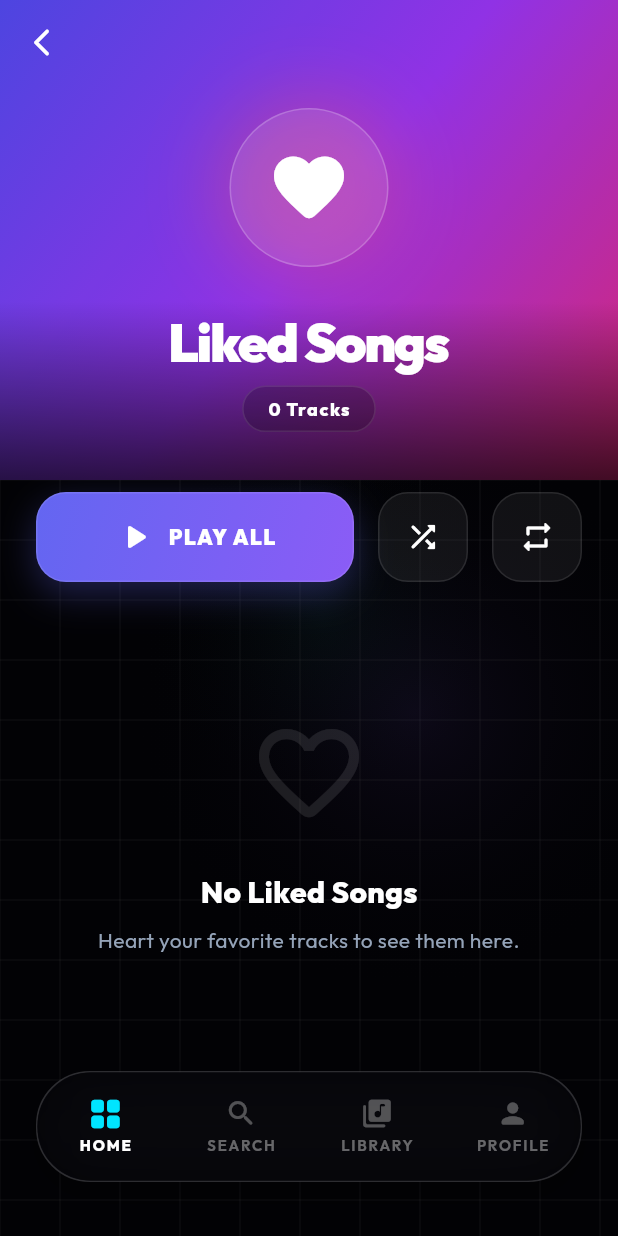
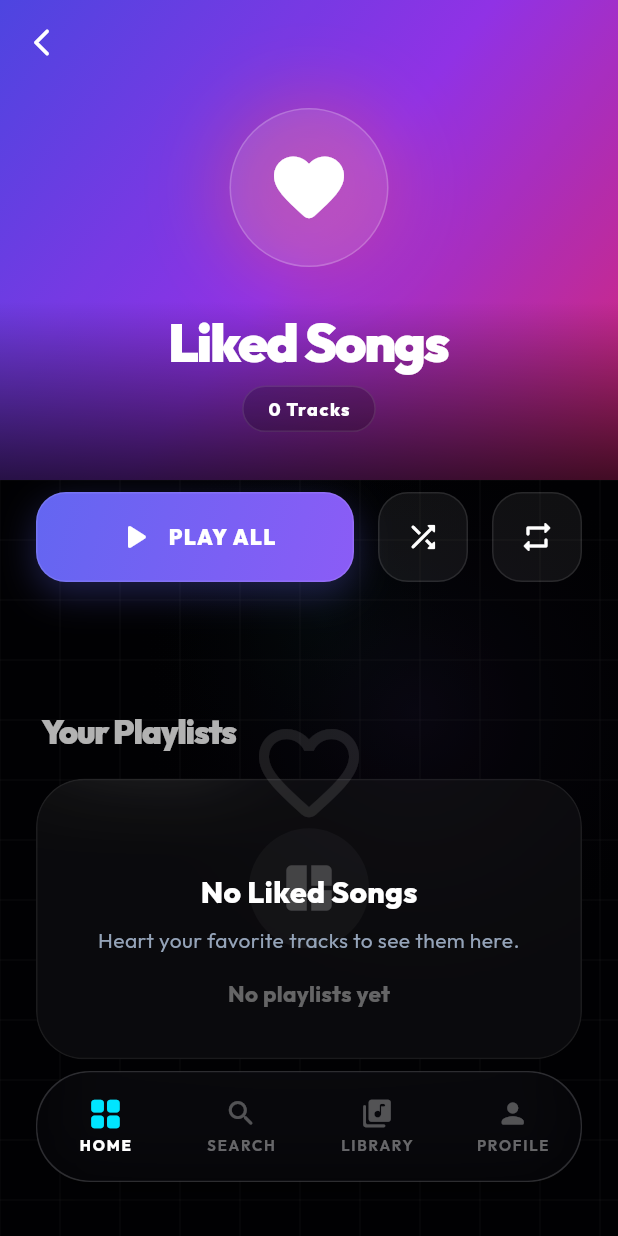
Before and after one commit to VirzaPixel/Alfal-Streaming-Music-Application, a Flutter app: the MainShell screen opened directly, after a tap on "Liked Songs", on a phone screen of 412 x 824 dp. Run offline on Flutter 3.47's test engine with Material 3 defaults, Android fonts, the phone set to English and light mode, and no system bars; drawn by our look-alikes of flutter_animate; our stand-ins replace cached_network_image, flutter_dotenv, flutter_riverpod, google_fonts, image_picker, just_audio and 4 more; missing offline and left inert: cloudinary_public; accounts and stored records are empty.

Commit message:
version 1.0.6

```diff
--- a/frontend/lib/screens/home/home_screen.dart
+++ b/frontend/lib/screens/home/home_screen.dart
@@ -136,14 +136,30 @@ class _HomeScreenState extends ConsumerState<HomeScreen> {
                 label: 'Liked Songs',
                 icon: Icons.favorite_rounded,
                 color: Colors.redAccent,
-                onTap: () => Navigator.push(context, MaterialPageRoute(builder: (_) => const LikedSongsScreen())),
+                onTap: () => Navigator.push(
+                  context,
+                  PageRouteBuilder(
+                    opaque: false,
+                    barrierColor: Colors.black.withOpacity(0.3),
+                    pageBuilder: (_, __, ___) => const LikedSongsScreen(),
+                    transitionsBuilder: (_, animation, __, child) => FadeTransition(opacity: animation, child: child),
+                  ),
+                ),
               ),
               // Get first 3 playlists
               ...playlistsAsync.maybeWhen(
                 data: (list) => list.take(3).map((p) => _QuickAccessTile(
                       label: p.name,
                       image: p.coverUrl,
-                      onTap: () => Navigator.push(context, MaterialPageRoute(builder: (_) => PlaylistDetailScreen(playlistId: p.id))),
+                      onTap: () => Navigator.push(
+                        context,
+                        PageRouteBuilder(
+                          opaque: false,
+                          barrierColor: Colors.black.withOpacity(0.3),
+                          pageBuilder: (_, __, ___) => PlaylistDetailScreen(playlistId: p.id),
+                          transitionsBuilder: (_, animation, __, child) => FadeTransition(opacity: animation, child: child),
+                        ),
+                      ),
                     )),
                 orElse: () => [],
               )
--- a/frontend/lib/screens/playlist/playlist_detail_screen.dart
+++ b/frontend/lib/screens/playlist/playlist_detail_screen.dart
@@ -106,7 +106,7 @@ class PlaylistDetailScreen extends ConsumerWidget {
                                 const SizedBox(height: 60),
                                 // Playlist Artwork Card
                                 Hero(
-                                  tag: 'playlist_${playlist.id}',
+                                  tag: 'playlist_cover_${playlist.id}',
                                   child: Container(
                                     width: 180,
                                     height: 180,
@@ -130,7 +130,7 @@ class PlaylistDetailScreen extends ConsumerWidget {
                                         : ClipRRect(
                                             borderRadius: BorderRadius.circular(36),
                                             child: BackdropFilter(
-                                              filter: ImageFilter.blur(sigmaX: 20, sigmaY: 20),
+                                              filter: ImageFilter.blur(sigmaX: 12, sigmaY: 12),
                                               child: Container(
                                                 decoration: BoxDecoration(
                                                   color: Colors.white.withOpacity(0.02),
--- a/frontend/lib/widgets/mini_player.dart
+++ b/frontend/lib/widgets/mini_player.dart
@@ -26,13 +26,14 @@ class MiniPlayer extends ConsumerWidget {
         context,
         PageRouteBuilder(
           opaque: false,
-          transitionDuration: const Duration(milliseconds: 400),
+          barrierColor: Colors.black.withOpacity(0.5),
+          transitionDuration: const Duration(milliseconds: 350),
           reverseTransitionDuration: const Duration(milliseconds: 300),
-          pageBuilder: (_, animation, __) => const NowPlayingScreen(),
-          transitionsBuilder: (_, animation, secondaryAnimation, child) {
+          pageBuilder: (_, __, ___) => const NowPlayingScreen(),
+          transitionsBuilder: (_, animation, __, child) {
             return SlideTransition(
-              position: animation.drive(Tween(begin: const Offset(0.0, 1.0), end: Offset.zero).chain(CurveTween(curve: Curves.fastLinearToSlowEaseIn))),
-              child: FadeTransition(opacity: animation, child: child),
+              position: animation.drive(Tween(begin: const Offset(0, 1), end: Offset.zero).chain(CurveTween(curve: Curves.easeOutCubic))),
+              child: child,
             );
           },
         ),
@@ -179,7 +180,7 @@ class _AnimatedAlbumArt extends StatelessWidget {
   @override
   Widget build(BuildContext context) {
     return Hero(
-      tag: 'player_art_$songId',
+      tag: 'song_art_$songId',
       child: RepaintBoundary(
         child: Container(
           width: 52,
--- a/frontend/lib/widgets/song_tile.dart
+++ b/frontend/lib/widgets/song_tile.dart
@@ -46,7 +46,7 @@ class SongTile extends ConsumerWidget {
             child: AnimatedContainer(
               duration: 400.ms,
               curve: Curves.easeOutCubic,
-              padding: const EdgeInsets.all(10),
+              padding: const EdgeInsets.symmetric(horizontal: 14, vertical: 10),
               decoration: BoxDecoration(
                 borderRadius: BorderRadius.circular(24),
                 color: isActive
```
Also changed, not shown: frontend/lib/screens/playlist/playlist_screen.dart (+37 -5 lines).
